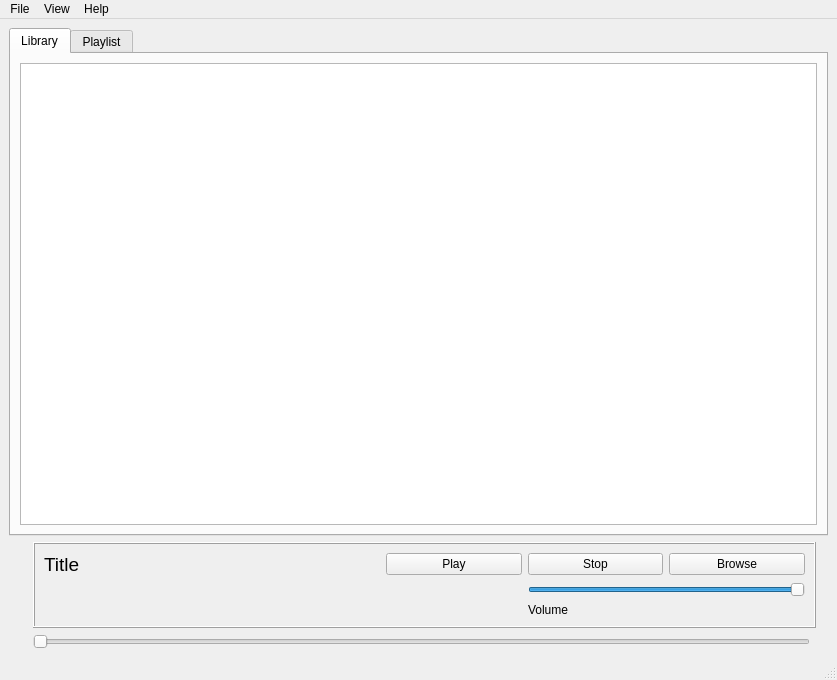
The window that player.ui (alee14-projects/erable-godot) describes before a commit, drawn with Qt 5.
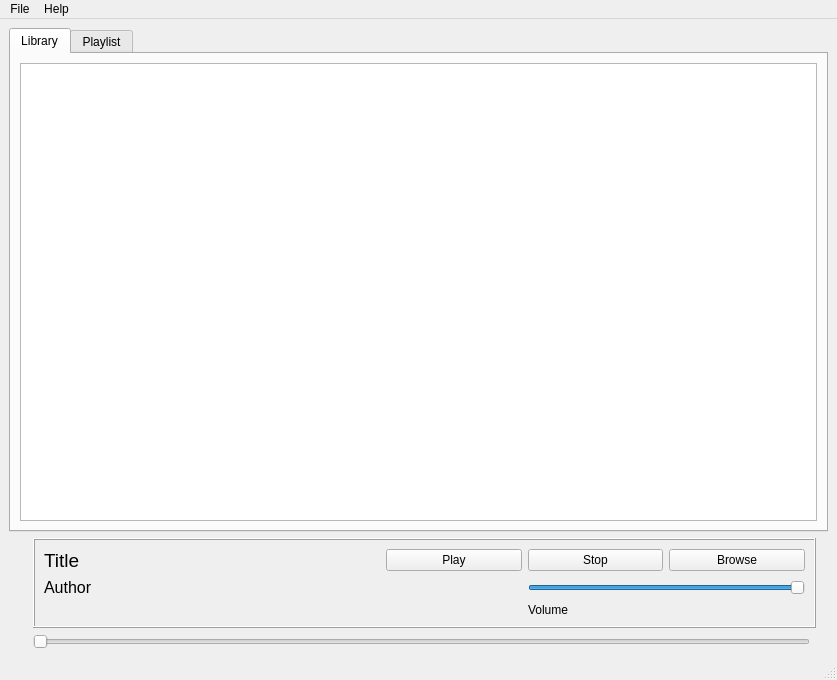
The same window after the commit. Icons and pictures are not drawn.

Diff of the .ui file:
```diff
--- a/player.ui
+++ b/player.ui
@@ -159,6 +159,18 @@
          </property>
         </spacer>
        </item>
+       <item row="6" column="0">
+        <widget class="QLabel" name="labelAuthor">
+         <property name="font">
+          <font>
+           <pointsize>12</pointsize>
+          </font>
+         </property>
+         <property name="text">
+          <string>Author</string>
+         </property>
+        </widget>
+       </item>
       </layout>
      </widget>
     </item>
@@ -181,11 +193,6 @@
     <addaction name="separator"/>
     <addaction name="actionQuit"/>
    </widget>
-   <widget class="QMenu" name="menuView">
-    <property name="title">
-     <string>View</string>
-    </property>
-   </widget>
    <widget class="QMenu" name="menuHelp">
     <property name="title">
      <string>Help</string>
@@ -193,7 +200,6 @@
     <addaction name="actionAbout"/>
    </widget>
    <addaction name="menuFile"/>
-   <addaction name="menuView"/>
    <addaction name="menuHelp"/>
   </widget>
   <widget class="QStatusBar" name="statusbar"/>
```
Left out of the diff: 4 changed lines with no effect on the pictures.
